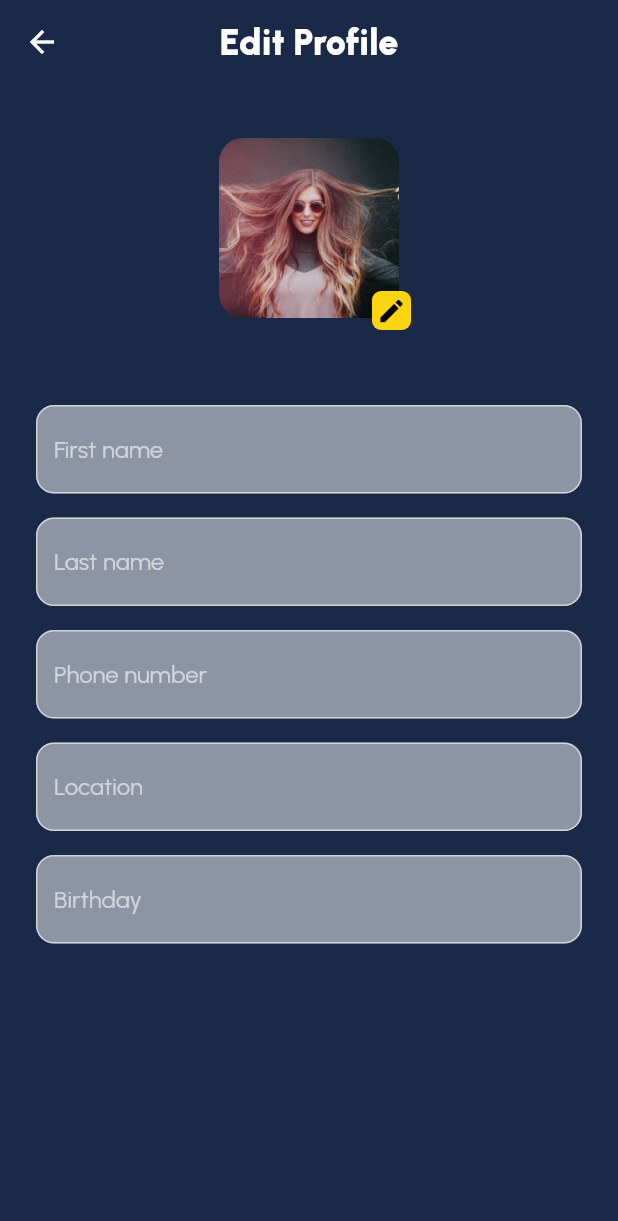
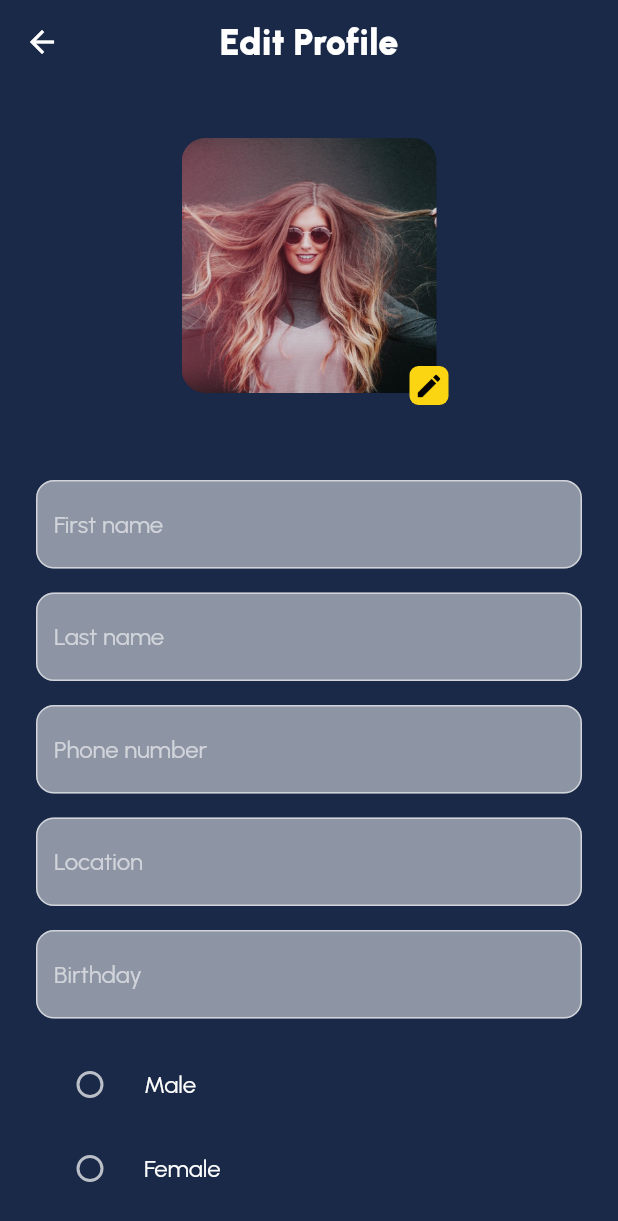
Before and after one commit to HumaCode/Course-App-Flutter-, a Flutter app: the EditProfilePage screen opened by its route, on a phone screen of 412 x 824 dp. Shown: the top 1221 px of the screen. Run offline on Flutter 3.47's test engine with Material 2 defaults, Android fonts, the phone set to English and light mode, and no system bars; our stand-ins replace flutter_svg; project files that could hold a hidden picture were left out.

Commit message:
perbaikan halaman edit profile - membuat field radio

```diff
--- a/lib/config/app_routes.dart
+++ b/lib/config/app_routes.dart
@@ -8,7 +8,7 @@ class AppRoutes {
     '/': (context) => const LoginPage(),
     '/home': (context) => HomePage(),
     '/main': (context) => const MainPage(),
-    '/edit_profile': (context) => const EditProfilePage(),
+    '/edit_profile': (context) => EditProfilePage(),
   };
 
   static const login = '/';
--- a/lib/pages/edit_profile_page.dart
+++ b/lib/pages/edit_profile_page.dart
@@ -1,3 +1,5 @@
+// ignore_for_file: prefer_const_constructors_in_immutables
+
 import 'package:course_app_flutter/components/app_textfield.dart';
 import 'package:course_app_flutter/components/toolbar.dart';
 import 'package:course_app_flutter/components/user_avatar.dart';
@@ -5,8 +7,22 @@ import 'package:course_app_flutter/config/app_strings.dart';
 import 'package:course_app_flutter/styles/app_color.dart';
 import 'package:flutter/material.dart';
 
-class EditProfilePage extends StatelessWidget {
-  const EditProfilePage({super.key});
+enum Gender {
+  none,
+  male,
+  female,
+  other,
+}
+
+class EditProfilePage extends StatefulWidget {
+  EditProfilePage({super.key});
+
+  @override
+  State<EditProfilePage> createState() => _EditProfilePageState();
+}
+
+class _EditProfilePageState extends State<EditProfilePage> {
+  var gender = Gender.none;
 
   @override
   Widget build(BuildContext context) {
@@ -14,6 +30,7 @@ class EditProfilePage extends StatelessWidget {
       appBar: const Toolbar(title: AppStrings.editProfile),
       body: Padding(
         padding: const EdgeInsets.all(24),
+        child: SingleChildScrollView(
           child: Column(
             children: [
               Stack(
@@ -21,7 +38,7 @@ class EditProfilePage extends StatelessWidget {
                   const Padding(
                     padding: EdgeInsets.all(8.0),
                     child: UserAvatar(
-                    size: 120,
+                      size: 170,
                     ),
                   ),
                   Positioned(
@@ -53,7 +70,38 @@ class EditProfilePage extends StatelessWidget {
               const SizedBox(height: 16),
               const AppTextField(hint: AppStrings.birthday),
               const SizedBox(height: 16),
+              RadioListTile(
+                title: const Text(AppStrings.male),
+                value: Gender.male,
+                groupValue: gender,
+                onChanged: (value) {
+                  setState(() {
+                    gender = Gender.male;
+                  });
+                },
+              ),
+              RadioListTile(
+                title: const Text(AppStrings.female),
+                value: Gender.female,
+                groupValue: gender,
+                onChanged: (value) {
+                  setState(() {
+                    gender = Gender.female;
+                  });
+                },
+              ),
+              RadioListTile(
+                title: const Text(AppStrings.other),
+                value: Gender.other,
+                groupValue: gender,
+                onChanged: (value) {
+                  setState(() {
+                    gender = Gender.other;
+                  });
+                },
+              ),
             ],
+          ),
         ),
       ),
     );
```
Lines whose indentation alone changed are shown as unchanged.
